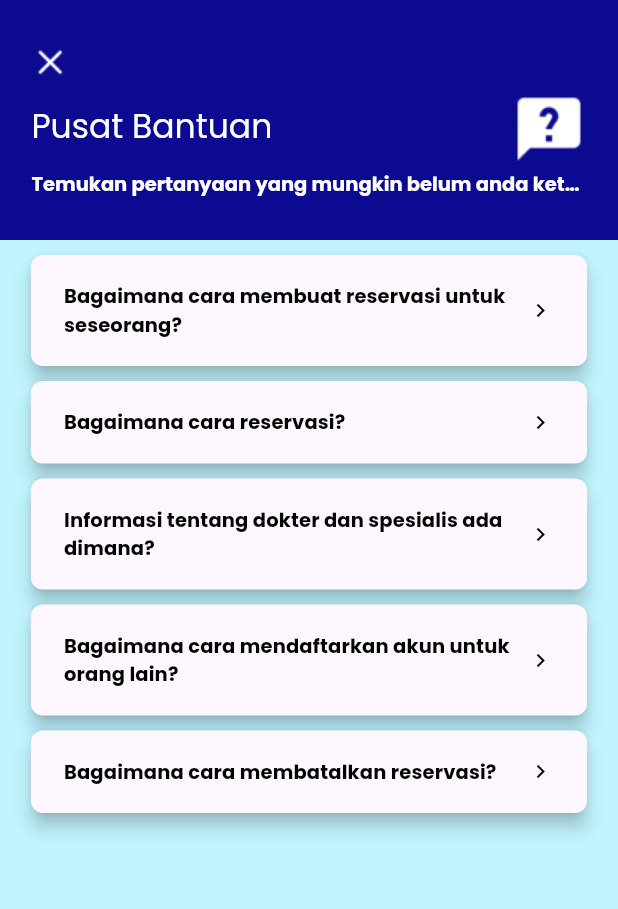
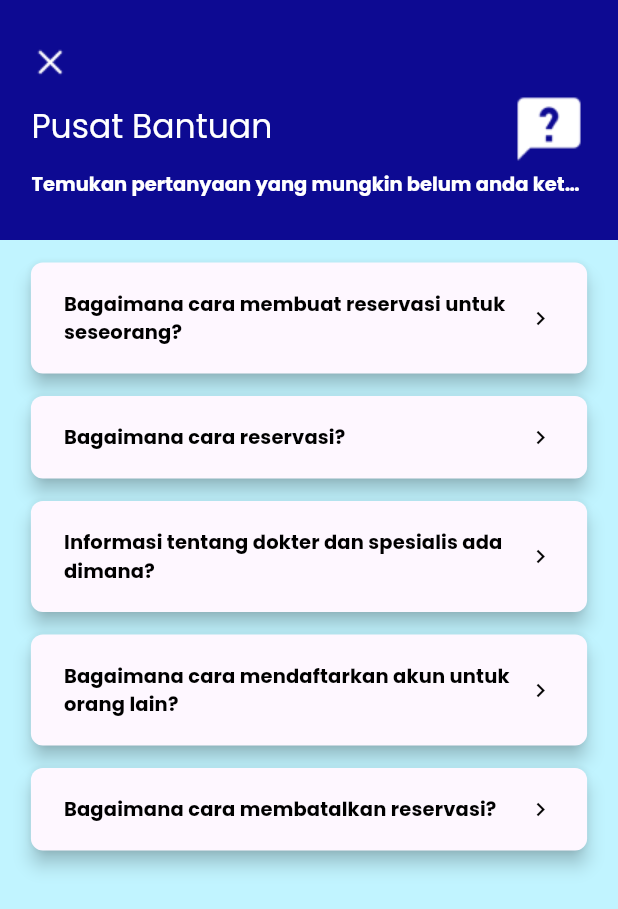
Before and after one commit to hafidzf25/medicare, a Flutter app: the FAQ screen opened directly, on a phone screen of 412 x 824 dp. Shown: the top 909 px of the screen. Run offline on Flutter 3.47's test engine with Material 3 defaults, Android fonts, the phone set to English and light mode, and no system bars; our stand-ins replace flutter_bloc, flutter_countdown_timer, google_fonts, table_calendar.

Commit message:
Rapihin final

```diff
--- a/source_code/lib/pages/faq.dart
+++ b/source_code/lib/pages/faq.dart
@@ -60,27 +60,27 @@ class FAQ extends StatelessWidget {
         child: Column(
           crossAxisAlignment: CrossAxisAlignment.center,
           children: [
-            SizedBox(height: 10),
+            SizedBox(height: 15),
             faqButton(context, screenWidth,
               "Bagaimana cara membuat reservasi untuk seseorang?",
               "1. Masuk ke menu Buat Reservasi\n2. Pilih Spesialis\n3. Kemudian cari dokter\n4. Pilih Dokter sesuai jadwal yang diinginkan\n5. Pilih salah satu profil orang lain",
               ["assets/images/klikreservasi.jpg", "assets/images/spesialis.jpg", "assets/images/dok.jpg", "assets/images/jadwal.jpg", "assets/images/lain.jpg"]),
-            SizedBox(height: 10),
+            SizedBox(height: 15),
             faqButton(context, screenWidth,
               "Bagaimana cara reservasi?",
               "1. Masuk ke menu Buat Reservasi\n2. Pilih Spesialis\n3. Kemudian cari dokter\n4. Pilih Dokter sesuai jadwal yang diinginkan\n5. Pilih saya sendiri",
               ["assets/images/klikreservasi.jpg", "assets/images/spesialis.jpg", "assets/images/dok.jpg", "assets/images/jadwal.jpg", "assets/images/saya.png"]),
-            SizedBox(height: 10),
+            SizedBox(height: 15),
             faqButton(context, screenWidth,
               "Informasi tentang dokter dan spesialis ada dimana?",
               "1. Masuk ke informasi rumah sakit\n2. Pilih Spesialis & Dokter Kami\n3. Pilih salah satu spesialis\n4. Dokter ditampilkan.",
               ["assets/images/infors.jpg", "assets/images/sd.jpg", "assets/images/sp.jpg", "assets/images/dt.jpg"]),
-            SizedBox(height: 10),
+            SizedBox(height: 15),
             faqButton(context, screenWidth,
               "Bagaimana cara mendaftarkan akun untuk orang lain?",
               "1. Masuk ke profil\n2. Pilih 'Profil'\n3. Pilih tambah profil lain",
               ["assets/images/pro.jpg", "assets/images/prof.png", "assets/images/profi.png"]),
-            SizedBox(height: 10),
+            SizedBox(height: 15),
             faqButton(context, screenWidth,
               "Bagaimana cara membatalkan reservasi?",
               "1. Masuk ke menu Reservasi\n2. Pilih reservasi yang ingin dibatalkan\n3. Klik 'Batalkan Reservasi'",
--- a/source_code/lib/pages/notif.dart
+++ b/source_code/lib/pages/notif.dart
@@ -65,7 +65,7 @@ class Notifikasi extends StatelessWidget {
                   DateFormat('EEEE, d MMMM y', 'id_ID').format(date);
               return Padding(
                 padding:
-                    EdgeInsets.only(top: 40, left: 40, right: 40, bottom: 20),
+                    EdgeInsets.only(top: 30, left: 40, right: 40),
                 child: Container(
                   width: screenWidth * 0.9,
                   decoration: BoxDecoration(
@@ -130,7 +130,7 @@ class Notifikasi extends StatelessWidget {
                   DateFormat('EEEE, d MMMM y', 'id_ID').format(date);
               return Padding(
                 padding:
-                    EdgeInsets.only(top: 40, left: 40, right: 40, bottom: 20),
+                    EdgeInsets.only(top: 30, left: 40, right: 40),
                 child: Container(
                   width: screenWidth * 0.9,
                   decoration: BoxDecoration(
@@ -192,7 +192,7 @@ class Notifikasi extends StatelessWidget {
               var notifobat = myAuth.dataAkhirObat[index];
               return Padding(
                 padding:
-                    EdgeInsets.only(top: 40, left: 40, right: 40, bottom: 20),
+                    EdgeInsets.only(top: 30, left: 40, right: 40),
                 child: Container(
                   width: screenWidth * 0.9,
                   decoration: BoxDecoration(
```
Also changed, not shown: source_code/lib/pages/isi_hasillab.dart (+15 -35 lines), source_code/lib/pages/isi_hasilradiologi.dart (+10 -8 lines).
